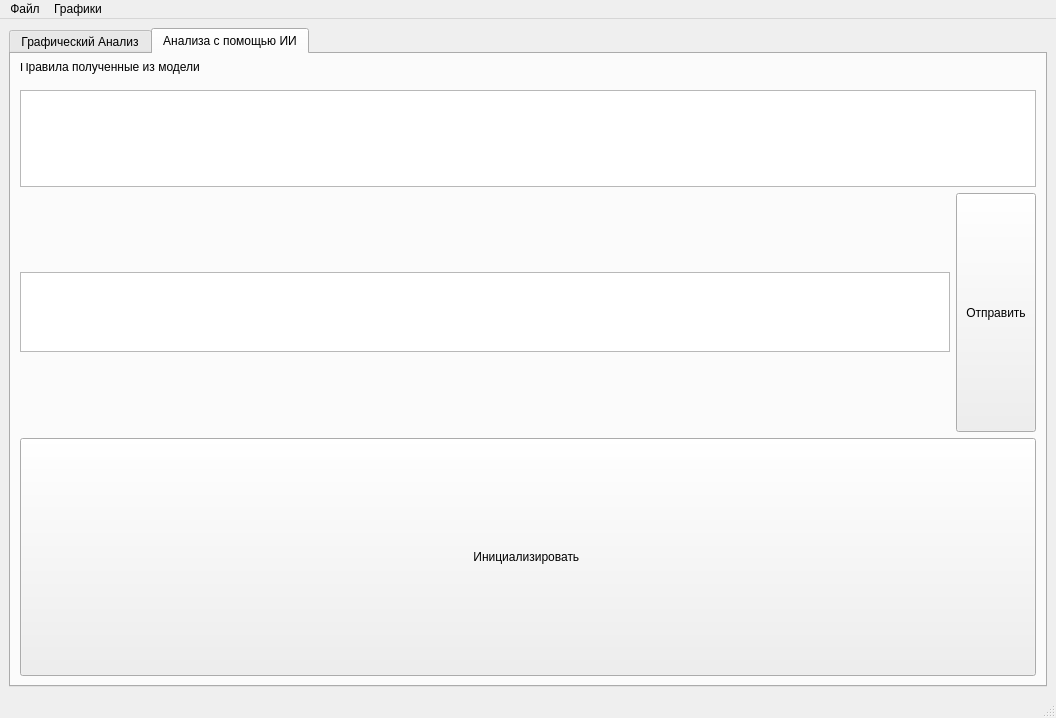
The window that ui/main2.ui (brelok-the-pok/SHAP_info_plots) describes before a commit, drawn with Qt 5.
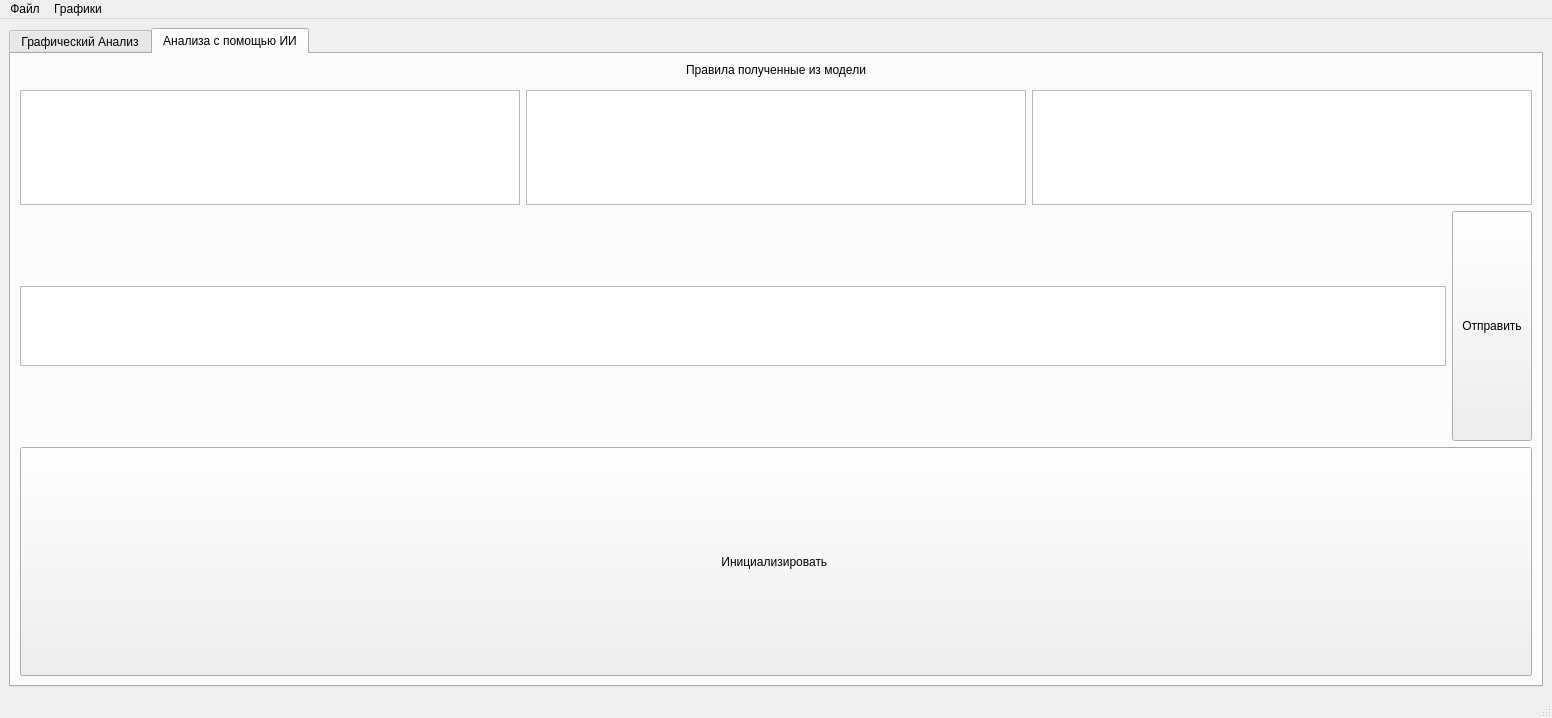
The same window after the commit. The open tabs and pages were chosen to show the change.

```diff
--- a/ui/main2.ui
+++ b/ui/main2.ui
@@ -156,15 +156,9 @@
        <attribute name="title">
         <string>Анализа с помощью ИИ</string>
        </attribute>
-       <layout class="QVBoxLayout" name="verticalLayout_2">
+       <layout class="QVBoxLayout" name="verticalLayout_4">
         <item>
          <widget class="QLabel" name="label_5">
-          <property name="sizePolicy">
-           <sizepolicy hsizetype="Preferred" vsizetype="Fixed">
-            <horstretch>0</horstretch>
-            <verstretch>0</verstretch>
-           </sizepolicy>
-          </property>
           <property name="minimumSize">
            <size>
             <width>0</width>
@@ -181,10 +175,15 @@
            <string>Правила полученные из модели
 </string>
           </property>
+          <property name="alignment">
+           <set>Qt::AlignHCenter|Qt::AlignTop</set>
+          </property>
          </widget>
         </item>
         <item>
-         <widget class="QTextBrowser" name="proba_text">
+         <layout class="QHBoxLayout" name="horizontalLayout_6">
+          <item>
+           <widget class="QTextBrowser" name="proba_text_1">
           <property name="sizePolicy">
            <sizepolicy hsizetype="Expanding" vsizetype="Fixed">
             <horstretch>0</horstretch>
@@ -193,20 +192,66 @@
           </property>
           <property name="minimumSize">
            <size>
-            <width>0</width>
-            <height>4</height>
+              <width>500</width>
+              <height>12</height>
            </size>
           </property>
           <property name="maximumSize">
            <size>
             <width>16777215</width>
-            <height>97</height>
+              <height>115</height>
            </size>
           </property>
          </widget>
         </item>
         <item>
-         <layout class="QHBoxLayout" name="horizontalLayout_8"/>
+           <widget class="QTextBrowser" name="proba_text_2">
+            <property name="sizePolicy">
+             <sizepolicy hsizetype="Expanding" vsizetype="Fixed">
+              <horstretch>0</horstretch>
+              <verstretch>0</verstretch>
+             </sizepolicy>
+            </property>
+            <property name="minimumSize">
+             <size>
+              <width>500</width>
+              <height>12</height>
+             </size>
+            </property>
+            <property name="maximumSize">
+             <size>
+              <width>16777215</width>
+              <height>115</height>
+             </size>
+            </property>
+           </widget>
+          </item>
+          <item>
+           <widget class="QTextBrowser" name="proba_text_3">
+            <property name="sizePolicy">
+             <sizepolicy hsizetype="Expanding" vsizetype="Fixed">
+              <horstretch>0</horstretch>
+              <verstretch>0</verstretch>
+             </sizepolicy>
+            </property>
+            <property name="minimumSize">
+             <size>
+              <width>500</width>
+              <height>12</height>
+             </size>
+            </property>
+            <property name="maximumSize">
+             <size>
+              <width>16777215</width>
+              <height>115</height>
+             </size>
+            </property>
+           </widget>
+          </item>
+         </layout>
+        </item>
+        <item>
+         <layout class="QVBoxLayout" name="verticalLayout_2"/>
         </item>
         <item>
          <layout class="QHBoxLayout" name="horizontalLayout_4">
```
Left out of the diff: 8 changed lines with no effect on the pictures. Lines whose indentation alone changed are shown as unchanged.
